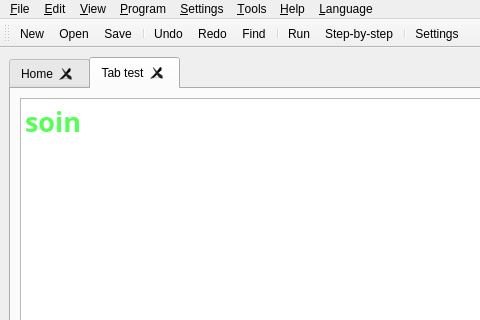
Above: src/ui_mainwindow.ui from TuringApp/Turing before the change; both pictures show x 0 to 480 and y 0 to 320 of the 800 by 600 pixel window. Below: the same form after it.
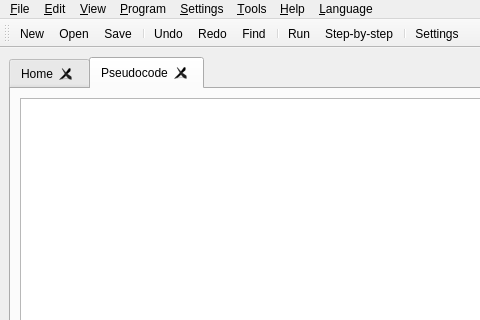
That is the form after the change. Icons and pictures are not drawn.

```diff
--- a/src/ui_mainwindow.ui
+++ b/src/ui_mainwindow.ui
@@ -46,32 +46,19 @@
       </widget>
       <widget class="QWidget" name="tab_test">
        <attribute name="title">
-        <string>Tab test</string>
+        <string>Pseudocode</string>
        </attribute>
        <layout class="QHBoxLayout" name="horizontalLayout">
         <item>
-         <widget class="QTextBrowser" name="textBrowser">
-          <property name="font">
-           <font>
-            <family>Linux Biolinum Keyboard O</family>
-            <pointsize>20</pointsize>
-            <weight>75</weight>
-            <bold>true</bold>
-           </font>
-          </property>
-          <property name="readOnly">
+         <widget class="QTreeWidget" name="treeWidget">
+          <attribute name="headerVisible">
            <bool>false</bool>
-          </property>
-          <property name="html">
-           <string>&lt;!DOCTYPE HTML PUBLIC &quot;-//W3C//DTD HTML 4.0//EN&quot; &quot;http://www.w3.org/TR/REC-html40/strict.dtd&quot;&gt;
-&lt;html&gt;&lt;head&gt;&lt;meta name=&quot;qrichtext&quot; content=&quot;1&quot; /&gt;&lt;style type=&quot;text/css&quot;&gt;
-p, li { white-space: pre-wrap; }
-&lt;/style&gt;&lt;/head&gt;&lt;body style=&quot; font-family:'Linux Biolinum Keyboard O'; font-size:20pt; font-weight:600; font-style:normal;&quot;&gt;
-&lt;p style=&quot; margin-top:0px; margin-bottom:0px; margin-left:0px; margin-right:0px; -qt-block-indent:0; text-indent:0px;&quot;&gt;&lt;span style=&quot; color:#55ff55;&quot;&gt;soin&lt;/span&gt;&lt;/p&gt;&lt;/body&gt;&lt;/html&gt;</string>
-          </property>
-          <property name="overwriteMode">
-           <bool>false</bool>
-          </property>
+          </attribute>
+          <column>
+           <property name="text">
+            <string notr="true">1</string>
+           </property>
+          </column>
          </widget>
         </item>
        </layout>
```
Left out of the diff: 2 changed lines with no effect on the pictures.
